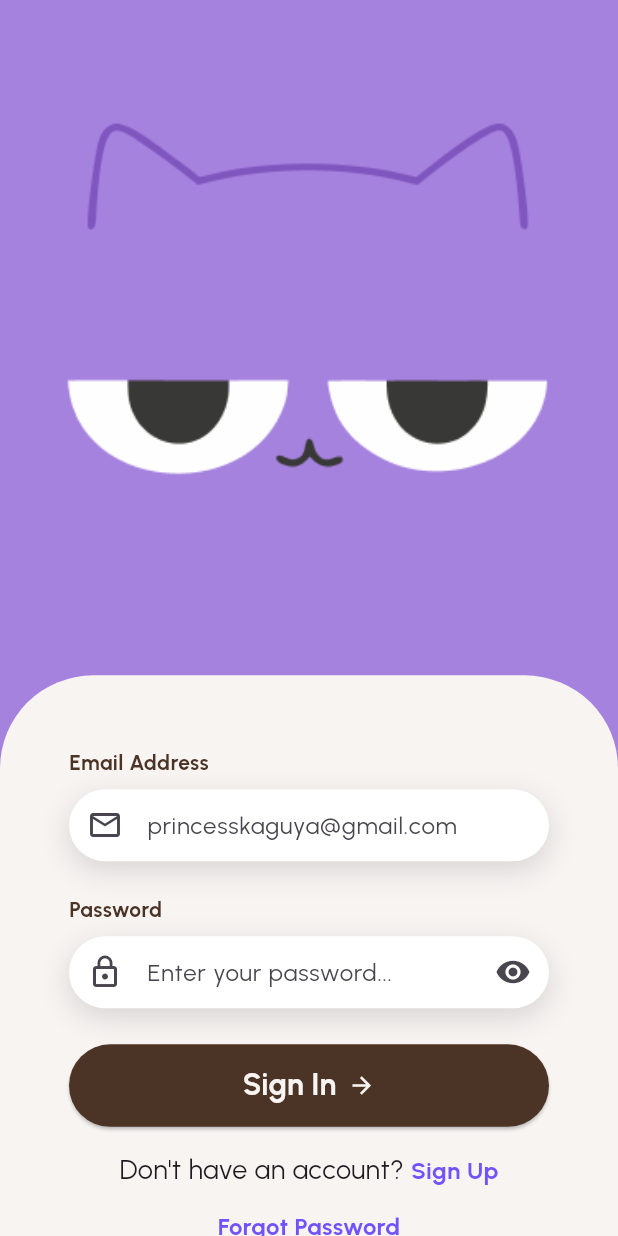
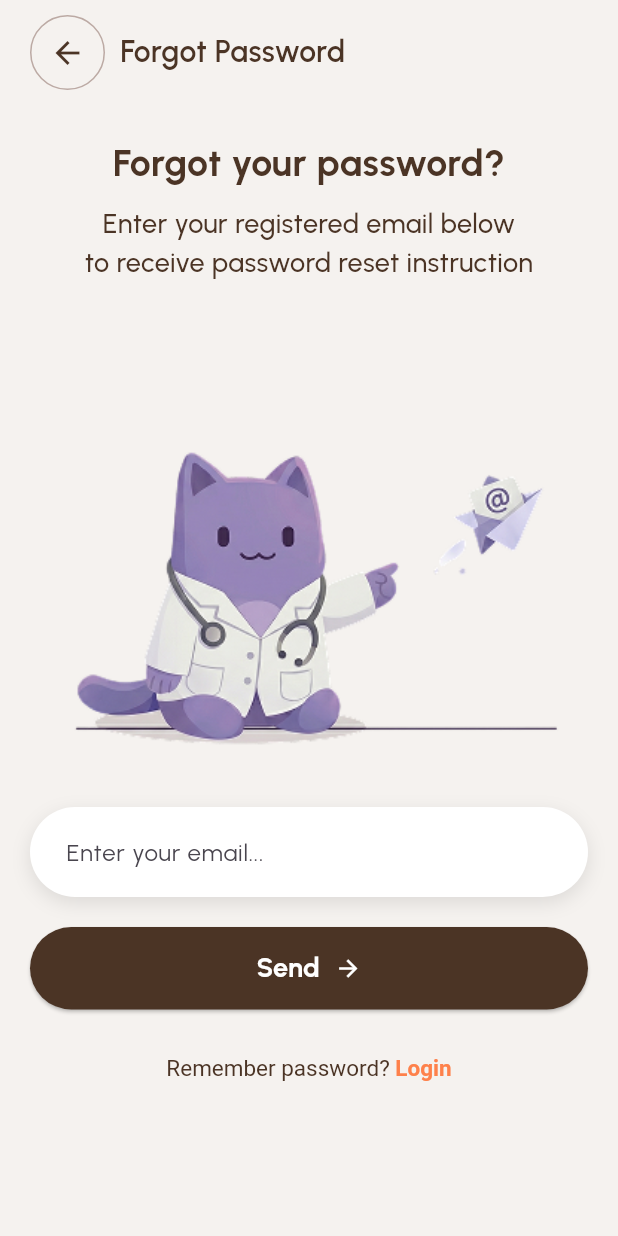
Before and after one commit to RividuPesara/ayu, a Flutter app: the LoginScreen screen opened directly, after a tap on "Forgot Password", on a phone screen of 412 x 824 dp. Run offline on Flutter 3.47's test engine with Material 3 defaults, Android fonts, the phone set to English and light mode, and no system bars; our stand-ins replace flutter_svg, google_fonts, image_picker, lottie, speech_to_text; project files that could hold a hidden picture were left out.

Commit message:
Implemented the forgot password flow screens and fixed the navigation

```diff
--- /dev/null
+++ b/frontend/mobile/lib/Login Section/forgotPasswordScreen.dart
@@ -0,0 +1,225 @@
+import 'package:flutter/material.dart';
+import 'package:mobile_app/Login Section/forgotPasswordSuccessScreen.dart';
+import 'package:flutter/gestures.dart';
+
+class ForgotPasswordScreen extends StatefulWidget {
+  const ForgotPasswordScreen({super.key});
+
+  @override
+  State<ForgotPasswordScreen> createState() => _ForgotPasswordScreenState();
+}
+
+class _ForgotPasswordScreenState extends State<ForgotPasswordScreen>
+    with WidgetsBindingObserver {
+  bool _keyboardVisible = false;
+
+  @override
+  void initState() {
+    super.initState();
+    WidgetsBinding.instance.addObserver(this);
+  }
+
+  @override
+  void dispose() {
+    WidgetsBinding.instance.removeObserver(this);
+    super.dispose();
+  }
+
+  @override
+  void didChangeMetrics() {
+    final bottomInset = WidgetsBinding.instance.window.viewInsets.bottom;
+    setState(() {
+      _keyboardVisible = bottomInset > 0;
+    });
+  }
+
+  @override
+  Widget build(BuildContext context) {
+    return Scaffold(
+      resizeToAvoidBottomInset: true,
+      backgroundColor: const Color(0xFFF5F2EF),
+      body: SafeArea(
+        child: SingleChildScrollView(
+          child: Padding(
+            padding: const EdgeInsets.symmetric(horizontal: 20),
+            child: Column(
+              crossAxisAlignment: CrossAxisAlignment.start,
+              children: [
+                const SizedBox(height: 10),
+
+                Row(
+                  children: [
+                    Container(
+                      decoration: BoxDecoration(
+                        shape: BoxShape.circle,
+                        border: Border.all(color: Colors.brown.shade200),
+                      ),
+                      child: IconButton(
+                        icon: const Icon(Icons.arrow_back),
+                        onPressed: () => Navigator.pop(context),
+                        color: const Color(0xFF4B3425),
+                      ),
+                    ),
+                    const SizedBox(width: 10),
+                    const Text(
+                      "Forgot Password",
+                      style: TextStyle(
+                        fontSize: 20,
+                        fontFamily: 'Urbanist',
+                        fontWeight: FontWeight.w600,
+                        color: Color(0xFF4B3425),
+                      ),
+                    ),
+                  ],
+                ),
+
+                const SizedBox(height: 30),
+
+                const Center(
+                  child: Column(
+                    children: [
+                      Text(
+                        "Forgot your password?",
+                        textAlign: TextAlign.center,
+                        style: TextStyle(
+                          fontFamily: 'Urbanist',
+                          fontSize: 25,
+                          fontWeight: FontWeight.bold,
+                          color: Color(0xFF4B3425),
+                        ),
+                      ),
+                      SizedBox(height: 10),
+                      Text(
+                        "Enter your registered email below\n"
+                            "to receive password reset instruction",
+                        textAlign: TextAlign.center,
+                        style: TextStyle(
+                          fontSize: 18,
+                          color: Color(0xFF4B3425),
+                          fontWeight: FontWeight.w500,
+                        ),
+                      ),
+                    ],
+                  ),
+                ),
+
+                const SizedBox(height: 0),
+
+                Center(
+                  child: AnimatedContainer(
+                    duration: const Duration(milliseconds: 300),
+                    curve: Curves.easeInOut,
+                    height: _keyboardVisible ? 180 : 320,
+                    child: Image.asset(
+                      'assets/forgotpass.png',
+                      fit: BoxFit.contain,
+                    ),
+                  ),
+                ),
+
+                const SizedBox(height: 30),
+
+                // Email input
+                Container(
+                  decoration: BoxDecoration(
+                    borderRadius: BorderRadius.circular(30),
+                    boxShadow: [
+                      BoxShadow(
+                        color: Colors.black.withOpacity(0.1),
+                        blurRadius: 10,
+                        offset: const Offset(0, 4),
+                      ),
+                    ],
+                  ),
+                  child: TextField(
+                    decoration: InputDecoration(
+                      hintText: "Enter your email...",
+                      filled: true,
+                      fillColor: Colors.white,
+                      contentPadding: const EdgeInsets.symmetric(
+                        horizontal: 20,
+                        vertical: 18,
+                      ),
+                      border: OutlineInputBorder(
+                        borderRadius: BorderRadius.circular(30),
+                        borderSide: BorderSide.none,
+                      ),
+                    ),
+                  ),
+                ),
+
+                const SizedBox(height: 20),
+
+                // Send button
+                SizedBox(
+                  width: double.infinity,
+                  height: 55,
+                  child: ElevatedButton(
+                    style: ElevatedButton.styleFrom(
+                      backgroundColor: const Color(0xFF4B3425),
+                      shape: RoundedRectangleBorder(
+                        borderRadius: BorderRadius.circular(30),
+                      ),
+                    ),
+                    onPressed: () {
+                      Navigator.push(
+                        context,
+                        MaterialPageRoute(builder: (context) => ForgotPasswordSuccessScreen()),
+                      );
+                    },
+                    child: const Row(
+                      mainAxisAlignment: MainAxisAlignment.center,
+                      children: [
+                        Text(
+                          "Send",
+                          style: TextStyle(
+                            fontSize: 18,
+                            color: Colors.white,
+                            fontWeight: FontWeight.w700,
+                          ),
+                        ),
+                        SizedBox(width: 10),
+                        Icon(Icons.arrow_forward, color: Colors.white),
+                      ],
+                    ),
+                  ),
+                ),
+
+                const SizedBox(height: 30),
+
+                Center(
+                  child: RichText(
+                    text: TextSpan(
+                      text: "Remember password? ",
+                      style: const TextStyle(
+                        color: Color(0xFF4B3425),
+                        fontSize: 15,
+                        fontWeight: FontWeight.w400,
+                      ),
+                      children: [
+                        TextSpan(
+                          text: "Login",
+                          style: const TextStyle(
+                            color: Color(0xFFFE814B),
+                            fontSize: 15,
+                            fontWeight: FontWeight.w600,
+                          ),
+                          recognizer: TapGestureRecognizer()
+                            ..onTap = () {
+                              Navigator.pop(context);
+                            },
+                        ),
+                      ],
+                    ),
+                  ),
+                ),
+
+                const SizedBox(height: 20),
+              ],
+            ),
+          ),
+        ),
+      ),
+    );
+  }
+}
--- a/frontend/mobile/lib/Login Section/loginScreen.dart
+++ b/frontend/mobile/lib/Login Section/loginScreen.dart
@@ -2,6 +2,7 @@ import 'package:flutter/material.dart';
 import 'package:google_fonts/google_fonts.dart';
 import 'package:mobile_app/Login%20Section/otpScreen.dart';
 import 'package:mobile_app/Login%20Section/signUpScreen.dart';
+import 'package:mobile_app/Login Section/forgotPasswordScreen.dart';
 
 class LoginScreen extends StatelessWidget {
   const LoginScreen({super.key});
@@ -193,7 +194,12 @@ class LoginScreen extends StatelessWidget {
 
                   Center(
                     child: GestureDetector(
-                      onTap: () {},
+                      onTap: () {
+                        Navigator.push(
+                          context,
+                          MaterialPageRoute(builder: (context) => ForgotPasswordScreen()),
+                        );
+                      },
                       child: Text(
                         "Forgot Password",
                         style: TextStyle(
--- a/frontend/mobile/pubspec.yaml
+++ b/frontend/mobile/pubspec.yaml
@@ -75,6 +75,8 @@ flutter:
     - assets/mastercard.svg
     - assets/amex.svg
     - assets/thumbnail.png
+    - assets/forgotpass.png
+    - assets/rocket.json
 
   # To add assets to your application, add an assets section, like this:
   # assets:
```
Also changed, not shown: frontend/mobile/assets/rocket.json (added, +1 -0 lines), frontend/mobile/lib/Login Section/forgotPasswordSuccessScreen.dart (added, +143 -0 lines), frontend/mobile/assets/forgotpass.png (added).
